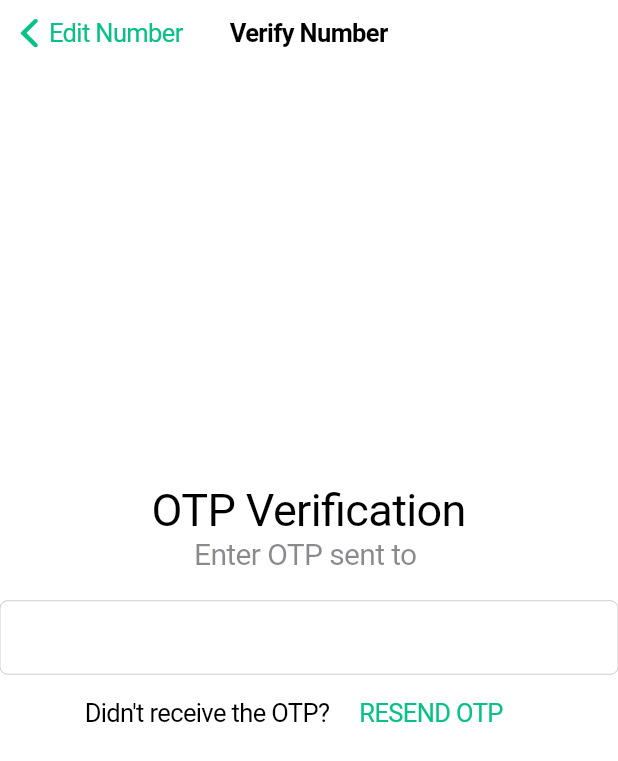
After one commit to balakrishdq/my_chat_app, a Flutter app: the VerifyNumber screen opened directly, on a phone screen of 412 x 824 dp. The commit adds this screen. Shown: the top 761 px of the screen. Run offline on Flutter 3.47's test engine with Material 2 defaults, Android fonts, the phone set to English and light mode, and no system bars; our stand-ins replace cloud_firestore, firebase_auth, firebase_core, gap; missing offline and left inert: cupertino_list_tile; accounts and stored records are empty; network calls fail.

Commit message:
till verify number

```diff
--- a/lib/controllers/firebase_controller.dart
+++ b/lib/controllers/firebase_controller.dart
@@ -12,5 +12,5 @@ Future connectToFirebaseEmulator() async {
       sslEnabled: false,
       persistenceEnabled: false);
 
-  FirebaseAuth.instance.useAuthEmulator('localHost', 9099);
+  FirebaseAuth.instance.useAuthEmulator(localHost, 9099);
 }
--- /dev/null
+++ b/lib/pages/login/verify_number.dart
@@ -0,0 +1,157 @@
+import 'package:firebase_auth/firebase_auth.dart';
+import 'package:flutter/cupertino.dart';
+import 'package:flutter/material.dart';
+import 'package:my_chat_app/pages/login/user_name.dart';
+
+enum Status { Waiting, Error }
+
+class VerifyNumber extends StatefulWidget {
+  const VerifyNumber({Key? key, this.number}) : super(key: key);
+  final number;
+  @override
+  State<VerifyNumber> createState() => _VerifyNumberState(number);
+}
+
+class _VerifyNumberState extends State<VerifyNumber> {
+  final phoneNumber;
+  var _status = Status.Waiting;
+  var _verificationId;
+  var _textEditingController = TextEditingController();
+  FirebaseAuth _auth = FirebaseAuth.instance;
+  _VerifyNumberState(this.phoneNumber);
+
+  @override
+  void initState() {
+    super.initState();
+    _verifyPhoneNumber();
+  }
+
+  Future _verifyPhoneNumber() async {
+    _auth.verifyPhoneNumber(
+        phoneNumber: phoneNumber,
+        verificationCompleted: (PhoneAuthCredentials) async {},
+        verificationFailed: (verificationFailed) async {},
+        codeSent: ((verificationId, resendingToken) async {
+          setState(() {
+            this._verificationId = verificationId;
+          });
+        }),
+        codeAutoRetrievalTimeout: ((verificationId) async {}));
+  }
+
+  Future _sendCodeToFirebase({String? code}) async {
+    if (this._verificationId != null) {
+      var credential = PhoneAuthProvider.credential(
+          verificationId: _verificationId, smsCode: code!);
+
+      await _auth
+          .signInWithCredential(credential)
+          .then((value) {
+            Navigator.push(
+                context, CupertinoPageRoute(builder: (context) => UserName()));
+          })
+          .whenComplete(() {})
+          .onError((error, stackTrace) {
+            setState(() {
+              _textEditingController.text = "";
+              this._status = Status.Error;
+            });
+          });
+    }
+  }
+
+  @override
+  Widget build(BuildContext context) {
+    return CupertinoPageScaffold(
+        navigationBar: CupertinoNavigationBar(
+          middle: Text('Verify Number'),
+          previousPageTitle: 'Edit Number',
+        ),
+        child: _status != Status.Error
+            ? Column(
+                mainAxisAlignment: MainAxisAlignment.center,
+                crossAxisAlignment: CrossAxisAlignment.center,
+                children: [
+                  Center(
+                    child: Text(
+                      'OTP Verification',
+                      style: TextStyle(
+                        color: Colors.black,
+                        fontSize: 30,
+                      ),
+                    ),
+                  ),
+                  Text(
+                    'Enter OTP sent to ',
+                    style: TextStyle(
+                      color: CupertinoColors.secondaryLabel,
+                      fontSize: 20,
+                    ),
+                  ),
+                  Text(phoneNumber == null ? "" : phoneNumber),
+                  CupertinoTextField(
+                    onChanged: (value) async {
+                      print(value);
+                      if (value.length == 6) {
+                        _sendCodeToFirebase(code: value);
+                      }
+                    },
+                    textAlign: TextAlign.center,
+                    style: TextStyle(
+                      letterSpacing: 30,
+                      fontSize: 30,
+                    ),
+                    maxLength: 6,
+                    controller: _textEditingController,
+                    keyboardType: TextInputType.number,
+                    autofillHints: <String>[AutofillHints.telephoneNumber],
+                  ),
+                  Row(
+                    mainAxisAlignment: MainAxisAlignment.center,
+                    children: [
+                      Text(
+                        "Didn't receive the OTP?",
+                      ),
+                      CupertinoButton(
+                        child: Text('RESEND OTP'),
+                        onPressed: () {
+                          setState(() {
+                            this._status = Status.Waiting;
+                          });
+                          _verifyPhoneNumber();
+                        },
+                      ),
+                    ],
+                  )
+                ],
+              )
+            : Column(
+                mainAxisAlignment: MainAxisAlignment.center,
+                crossAxisAlignment: CrossAxisAlignment.center,
+                children: [
+                  Center(
+                    child: Text(
+                      'OTP Verification',
+                      style: TextStyle(
+                        color: Colors.black,
+                        fontSize: 30,
+                      ),
+                    ),
+                  ),
+                  Text('This number is Invalid!'),
+                  CupertinoButton(
+                    child: Text('Edit Number'),
+                    onPressed: () => Navigator.pop(context),
+                  ),
+                  CupertinoButton(
+                      child: Text('Resend Code'),
+                      onPressed: () async {
+                        setState(() {
+                          this._status = Status.Waiting;
+                        });
+                        _verifyPhoneNumber();
+                      }),
+                ],
+              ));
+  }
+}
--- a/pubspec.yaml
+++ b/pubspec.yaml
@@ -34,6 +34,7 @@ dependencies:
   firebase_auth: ^3.6.3
   firebase_core: ^1.20.1
   cloud_firestore: ^3.4.4
+  cloud_functions: ^3.3.4
   provider: ^6.0.3
   intl_phone_field: ^3.1.0
   gap: ^2.0.0
```
Also changed, not shown: lib/pages/login/edit_number.dart (+11 -4 lines), lib/pages/login/user_name.dart (added, +45 -0 lines), pubspec.lock, 1 other file.
